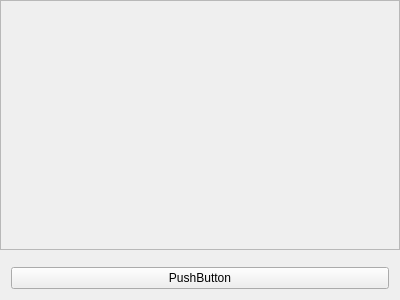
Qt form testopencv/src/testqtopencv/BilateralWidget.ui (chenyue0102/mytestchenyue) before a commit.
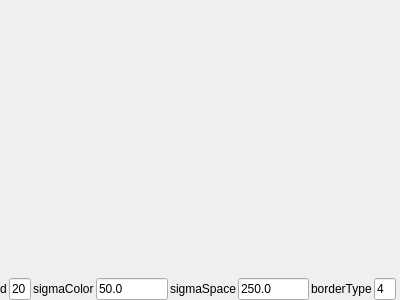
The same form after that commit.

The edit to the form file:
```diff
--- a/testopencv/src/testqtopencv/BilateralWidget.ui
+++ b/testopencv/src/testqtopencv/BilateralWidget.ui
@@ -28,6 +28,9 @@
    </property>
    <item>
     <widget class="QScrollArea" name="scrollArea">
+     <property name="frameShape">
+      <enum>QFrame::NoFrame</enum>
+     </property>
      <property name="widgetResizable">
       <bool>true</bool>
      </property>
@@ -36,8 +39,8 @@
        <rect>
         <x>0</x>
         <y>0</y>
-        <width>398</width>
-        <height>251</height>
+        <width>400</width>
+        <height>274</height>
        </rect>
       </property>
       <layout class="QVBoxLayout" name="verticalLayout_2">
@@ -63,13 +66,108 @@
    <item>
     <widget class="QWidget" name="widget" native="true">
      <layout class="QHBoxLayout" name="horizontalLayout">
+      <property name="spacing">
+       <number>2</number>
+      </property>
+      <property name="leftMargin">
+       <number>0</number>
+      </property>
+      <property name="topMargin">
+       <number>0</number>
+      </property>
+      <property name="rightMargin">
+       <number>0</number>
+      </property>
+      <property name="bottomMargin">
+       <number>0</number>
+      </property>
       <item>
-       <widget class="QPushButton" name="pushButton">
+       <widget class="QLabel" name="label">
         <property name="text">
-         <string>PushButton</string>
+         <string>d</string>
         </property>
        </widget>
       </item>
+      <item>
+       <widget class="QLineEdit" name="lineEditD">
+        <property name="maximumSize">
+         <size>
+          <width>25</width>
+          <height>16777215</height>
+         </size>
+        </property>
+        <property name="text">
+         <string>20</string>
+        </property>
+        <property name="maxLength">
+         <number>3</number>
+        </property>
+       </widget>
+      </item>
+      <item>
+       <widget class="QLabel" name="label_2">
+        <property name="text">
+         <string>sigmaColor</string>
+        </property>
+       </widget>
+      </item>
+      <item>
+       <widget class="QLineEdit" name="lineEditSigmaColor">
+        <property name="text">
+         <string>50.0</string>
+        </property>
+       </widget>
+      </item>
+      <item>
+       <widget class="QLabel" name="label_3">
+        <property name="text">
+         <string>sigmaSpace</string>
+        </property>
+       </widget>
+      </item>
+      <item>
+       <widget class="QLineEdit" name="lineEditSigmaSpace">
+        <property name="text">
+         <string>250.0</string>
+        </property>
+       </widget>
+      </item>
+      <item>
+       <widget class="QLabel" name="labelBorderType">
+        <property name="text">
+         <string>borderType</string>
+        </property>
+       </widget>
+      </item>
+      <item>
+       <widget class="QLineEdit" name="lineEditBorderType">
+        <property name="maximumSize">
+         <size>
+          <width>25</width>
+          <height>16777215</height>
+         </size>
+        </property>
+        <property name="text">
+         <string>4</string>
+        </property>
+        <property name="maxLength">
+         <number>3</number>
+        </property>
+       </widget>
+      </item>
+      <item>
+       <spacer name="horizontalSpacer">
+        <property name="orientation">
+         <enum>Qt::Horizontal</enum>
+        </property>
+        <property name="sizeHint" stdset="0">
+         <size>
+          <width>40</width>
+          <height>20</height>
+         </size>
+        </property>
+       </spacer>
+      </item>
      </layout>
     </widget>
    </item>
```
